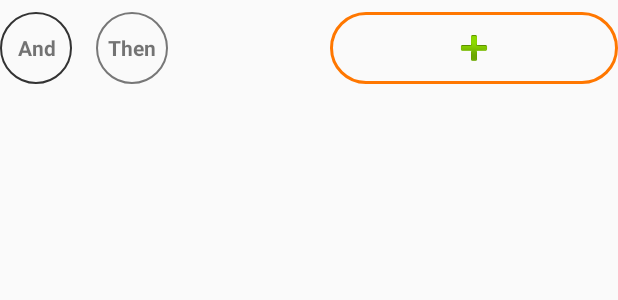
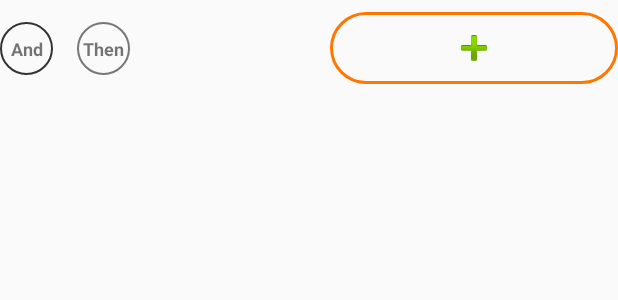
Before and after one commit to Mechtanium/FriendlyRobot, an Android app: the layout model_action_2.xml on its own in the app's theme, with its tools: preview values and no code run, on a phone screen of 412 x 824 dp. Shown: the top 300 px of the screen. Run offline under Robolectric (Android 15) with nearby library versions, the phone set to English and light mode, and no system bars.

```diff
--- a/app/build.gradle
+++ b/app/build.gradle
@@ -41,7 +41,7 @@ dependencies {
     implementation 'androidx.lifecycle:lifecycle-extensions:2.1.0'
     implementation 'androidx.navigation:navigation-fragment-ktx:2.1.0'
     implementation 'androidx.navigation:navigation-ui-ktx:2.1.0'
-    implementation 'com.google.firebase:firebase-firestore:17.1.2'
+    implementation 'com.google.firebase:firebase-firestore-ktx:21.6.0'
     testImplementation 'junit:junit:4.12'
     androidTestImplementation 'androidx.test.ext:junit:1.1.1'
     androidTestImplementation 'androidx.test.espresso:espresso-core:3.2.0'
--- a/app/src/main/res/layout/model_action_2.xml
+++ b/app/src/main/res/layout/model_action_2.xml
@@ -10,13 +10,32 @@
         android:layout_height="0dp"
         android:background="@drawable/shape_oval_grey_dark"
         android:gravity="center"
-        android:padding="8dp"
+        android:padding="4dp"
+        android:textSize="12sp"
         android:text="And"
+        android:translationZ="4dp"
         android:textStyle="bold"
         app:layout_constraintBottom_toBottomOf="@+id/textView4"
         app:layout_constraintDimensionRatio="1"
         app:layout_constraintStart_toStartOf="parent"
         app:layout_constraintTop_toTopOf="@+id/textView4" />
+
+    <TextView
+        android:id="@+id/textView4"
+        android:layout_width="wrap_content"
+        android:layout_height="0dp"
+        android:layout_marginStart="16dp"
+        android:background="@drawable/shape_oval_grey"
+        android:gravity="center"
+        android:padding="4dp"
+        android:textSize="12sp"
+        android:text="Then"
+        android:translationZ="4dp"
+        android:textStyle="bold"
+        app:layout_constraintBottom_toBottomOf="@+id/frameView"
+        app:layout_constraintDimensionRatio="1"
+        app:layout_constraintStart_toEndOf="@+id/textView3"
+        app:layout_constraintTop_toTopOf="@+id/frameView" />
 
     <FrameLayout
         android:id="@+id/frameView"
@@ -43,22 +62,4 @@
             app:srcCompat="@android:drawable/ic_input_add" />
     </FrameLayout>
 
-    <TextView
-        android:id="@+id/textView4"
-        android:layout_width="wrap_content"
-        android:layout_height="0dp"
-        android:layout_marginStart="16dp"
-        android:layout_marginTop="8dp"
-        android:layout_marginBottom="8dp"
-        android:background="@drawable/shape_oval_grey"
-        android:gravity="center"
-        android:padding="8dp"
-        android:text="Then"
-        android:textStyle="bold"
-        app:layout_constraintBottom_toBottomOf="parent"
-        app:layout_constraintDimensionRatio="1"
-        app:layout_constraintStart_toEndOf="@+id/textView3"
-        app:layout_constraintTop_toTopOf="parent"
-        app:layout_constraintVertical_bias="0.0" />
-
 </androidx.constraintlayout.widget.ConstraintLayout>
```
Also changed, not shown: app/src/main/java/tech/ssylix/friendlyrobot/Home.kt (+25 -4 lines), app/src/main/java/tech/ssylix/friendlyrobot/MainActivity.kt (+8 -0 lines), app/src/main/java/tech/ssylix/friendlyrobot/Utilities.kt (+67 -1 lines), 1 other file.
